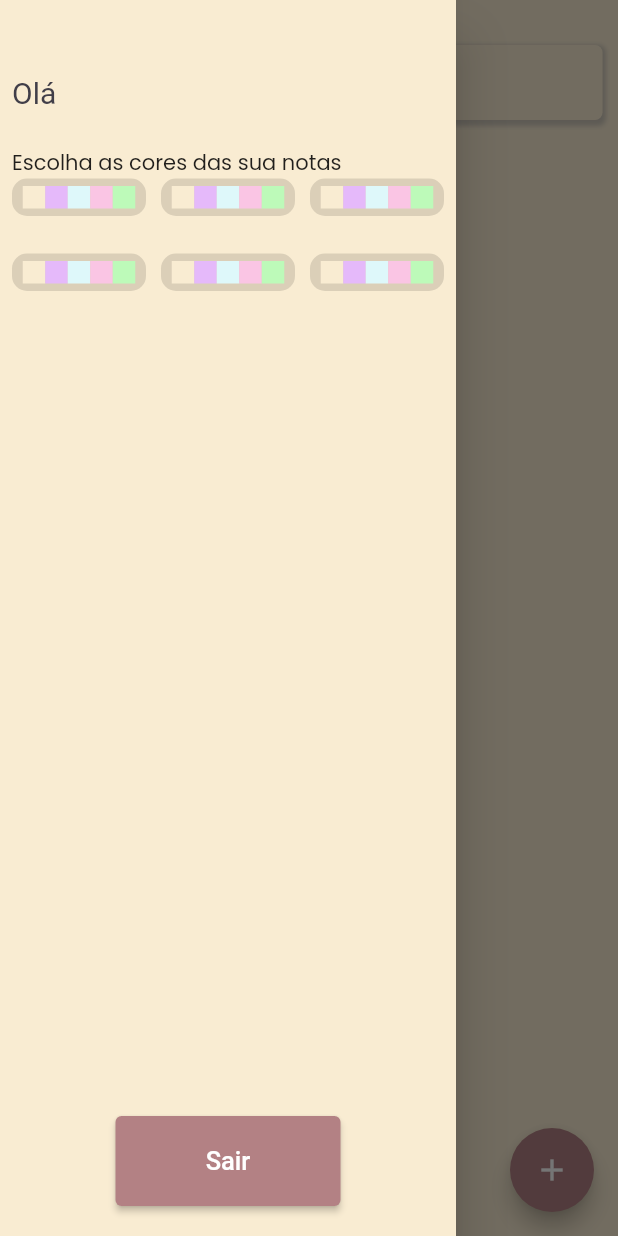
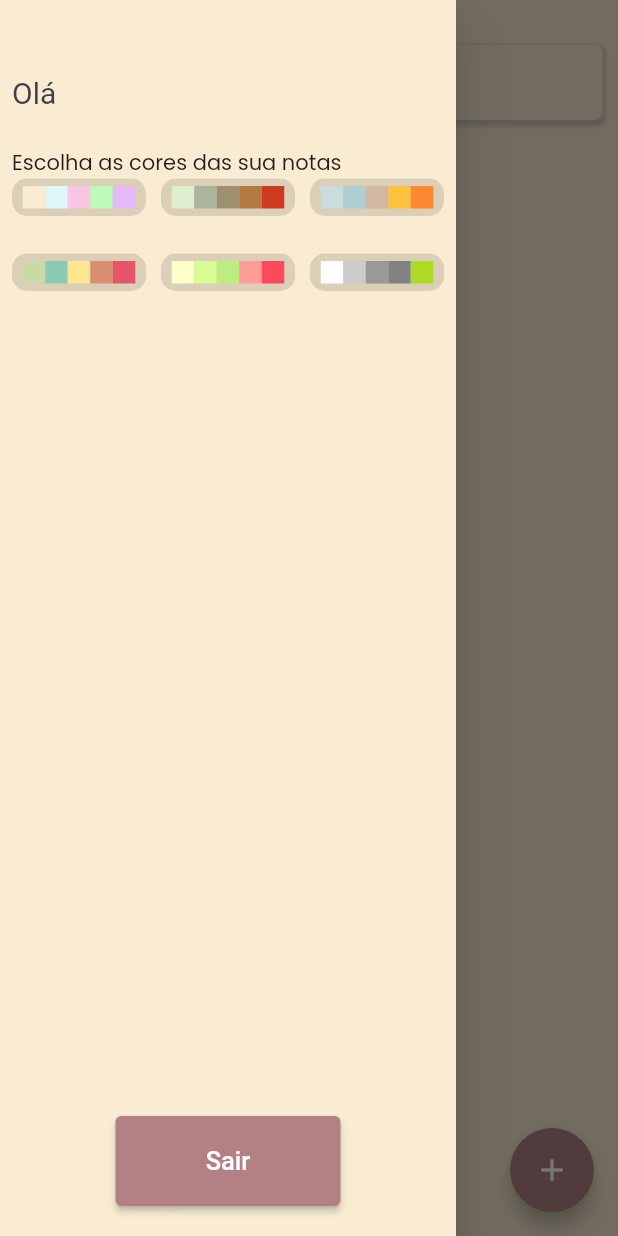
Before and after one commit to JSavioFreire/notes_login, a Flutter app: the screen it shows once a user with an empty profile is signed in, after a tap on the "menu" icon, on a phone screen of 412 x 824 dp. Run offline on Flutter 3.47's test engine with Material 2 defaults, Android fonts, the phone set to English and light mode, and no system bars; our stand-ins replace cloud_firestore, firebase_auth, firebase_core, google_fonts; missing offline and left inert: flutter_statusbarcolor_ns; accounts and stored records are empty.

Commit message:
change style color

```diff
--- a/lib/components/drawer/my_drawer.dart
+++ b/lib/components/drawer/my_drawer.dart
@@ -2,7 +2,7 @@ import 'package:flutter/material.dart';
 import 'package:notes_login/components/drawer/widget/hello_name.dart';
 import 'package:notes_login/components/drawer/widget/logout_button.dart';
 import 'package:notes_login/components/drawer/widget/switch_color.dart';
-import 'package:notes_login/provider/auth/auth_provider.dart';
+import 'package:notes_login/provider/color/change_style_color_provider.dart';
 import 'package:notes_login/theme/theme_colors.dart';
 import 'package:provider/provider.dart';
 
@@ -11,8 +11,11 @@ class MyDrawer extends Drawer {
 
   @override
   Widget build(BuildContext context) {
+    ChangeStyleColorProvider colorProvider =
+        Provider.of<ChangeStyleColorProvider>(context);
     return Drawer(
-        backgroundColor: ThemeColors.color2Light,
+        backgroundColor: ThemeColors.allCardColors[
+            colorProvider.stylePostItColor[colorProvider.styleColor]]![0],
         child: Padding(
           padding: const EdgeInsets.fromLTRB(8, 50, 8, 20),
           child: Column(
--- a/lib/components/drawer/widget/switch_color.dart
+++ b/lib/components/drawer/widget/switch_color.dart
@@ -26,7 +26,9 @@ class SwitchColor extends StatelessWidget {
                   mainAxisSpacing: 25,
                   crossAxisSpacing: 10),
               itemCount: ThemeColors.allCardColors.length,
-              itemBuilder: (context, index) => Container(
+              itemBuilder: (context, index) => InkWell(
+                onTap: () => provider.changeColor(index),
+                child: Ink(
                   padding: const EdgeInsets.all(5),
                   decoration: BoxDecoration(
                       color: Colors.black12,
@@ -38,9 +40,10 @@ class SwitchColor extends StatelessWidget {
                         Container(
                           width: 15,
                           color: ThemeColors
-                            .allCardColors[provider.stylePostItColor[provider.styleColor]]![i],
+                              .allCardColors[provider.stylePostItColor[index]]![i],
                         )
                     ],
+                  ),
                 ),
               ),
             ),
--- a/lib/components/header/header.dart
+++ b/lib/components/header/header.dart
@@ -1,11 +1,15 @@
 import 'package:flutter/material.dart';
+import 'package:notes_login/provider/color/change_style_color_provider.dart';
 import 'package:notes_login/theme/theme_colors.dart';
+import 'package:provider/provider.dart';
 
 class MyHeader extends StatelessWidget {
   const MyHeader({super.key});
 
   @override
   Widget build(BuildContext context) {
+    ChangeStyleColorProvider colorProvider =
+        Provider.of<ChangeStyleColorProvider>(context);
     final search = TextEditingController();
 
     return Padding(
@@ -16,7 +20,8 @@ class MyHeader extends StatelessWidget {
           height: 50,
           decoration: BoxDecoration(
             borderRadius: BorderRadius.circular(5),
-            color: ThemeColors.color2Light,
+            color: ThemeColors.allCardColors[
+                colorProvider.stylePostItColor[colorProvider.styleColor]]![0],
             boxShadow: [
               BoxShadow(
                   color: Colors.grey.withOpacity(0.5),
--- a/lib/main.dart
+++ b/lib/main.dart
@@ -23,7 +23,7 @@ void main() async {
       ChangeNotifierProvider(create: (context) => AuthProvider()),
       ChangeNotifierProvider(create: (context) => FunctionsProvider()),
       ChangeNotifierProvider(create: (context) => DataBaseProvider(context: context)),
-      ChangeNotifierProvider(create: (context) => ChangeStyleColorProvider())
+      ChangeNotifierProvider(create: (context) => ChangeStyleColorProvider(context: context))
 
     ],
     child: const MyApp(),
--- /dev/null
+++ b/lib/model/user_info.dart
@@ -0,0 +1,12 @@
+class UserInfoModel {
+  int styleColor;
+  UserInfoModel({required this.styleColor});
+
+  UserInfoModel.fromMap(Map<String, dynamic> map)
+      : styleColor = map["styleColor"]
+  ;
+
+  Map<String, dynamic> toMap() {
+    return {"styleColor": styleColor};
+  }
+}
--- a/lib/provider/color/change_style_color_provider.dart
+++ b/lib/provider/color/change_style_color_provider.dart
@@ -1,13 +1,41 @@
+import 'package:cloud_firestore/cloud_firestore.dart';
 import 'package:flutter/material.dart';
+import 'package:notes_login/model/user_info.dart';
+import 'package:notes_login/provider/auth/auth_provider.dart';
+import 'package:provider/provider.dart';
 
 class ChangeStyleColorProvider extends ChangeNotifier {
+  BuildContext context;
+  ChangeStyleColorProvider({required this.context});
+
+  late AuthProvider authProvider =
+      Provider.of<AuthProvider>(context, listen: false);
+  FirebaseFirestore db = FirebaseFirestore.instance;
+
   int styleColor = 0;
   List<String> stylePostItColor = [
     'initial',
-    'light',
-    'dark',
+    'red',
+    'orange',
     'eletric',
     'strong',
     'amazing'
   ];
+
+  void changeColor(int newColor) {
+    styleColor = newColor;
+    UserInfoModel userInfo =
+        UserInfoModel(styleColor: styleColor);
+    db
+        .collection(authProvider.users!.uid)
+        .doc('UserInfo')
+        .set(userInfo.toMap());
+  }
+
+  void fromDb() async {
+    DocumentSnapshot<Map<String, dynamic>> snapshot =
+        await db.collection(authProvider.users!.uid).doc('UserInfo').get();
+    styleColor = snapshot['styleColor'];
+    notifyListeners();
+  }
 }
--- a/lib/screens/home/home_screen.dart
+++ b/lib/screens/home/home_screen.dart
@@ -2,6 +2,7 @@ import 'package:flutter/material.dart';
 import 'package:notes_login/components/drawer/my_drawer.dart';
 import 'package:notes_login/components/floating_action_button/my_fab.dart';
 import 'package:notes_login/components/header/header.dart';
+import 'package:notes_login/provider/color/change_style_color_provider.dart';
 import 'package:notes_login/provider/db/db_provider.dart';
 import 'package:notes_login/screens/home/widget/each_notes.dart';
 import 'package:notes_login/theme/theme_colors.dart';
@@ -13,9 +14,12 @@ class HomeScreen extends StatelessWidget {
   @override
   Widget build(BuildContext context) {
     DataBaseProvider dbProvider = Provider.of<DataBaseProvider>(context);
+    ChangeStyleColorProvider colorProvider =
+        Provider.of<ChangeStyleColorProvider>(context);
     dbProvider.fromDb();
+    colorProvider.fromDb();
     return Scaffold(
-      backgroundColor: ThemeColors.color2Light,
+      backgroundColor: ThemeColors.allCardColors[colorProvider.stylePostItColor[colorProvider.styleColor]]![0],
       drawer: const MyDrawer(),
       floatingActionButton: const MyFAB(),
       body: Column(
--- a/lib/theme/theme_colors.dart
+++ b/lib/theme/theme_colors.dart
@@ -3,7 +3,6 @@ import 'package:flutter/material.dart';
 class ThemeColors {
   static const Color color1 = Color.fromRGBO(179, 129, 132, 1);
   static const Color color2 = Color.fromRGBO(247, 228, 190, 1);
-  static const Color color2Light = Color.fromRGBO(249, 236, 210, 1);
   static const Color color2Opacity = Color.fromRGBO(247, 228, 190, 0.4);
   static const Color color3 = Color.fromRGBO(240, 180, 158, 1);
   static const Color color3Opacity = Color.fromRGBO(240, 180, 158, 0.4);
@@ -13,21 +12,45 @@ class ThemeColors {
   static Map<String, List> allCardColors = {
     'initial': [
       const Color.fromRGBO(249, 236, 210, 1),
-      const Color.fromRGBO(229, 185, 250, 1),
       const Color.fromRGBO(222, 248, 250, 1),
       const Color.fromRGBO(250, 197, 228, 1),
-      const Color.fromRGBO(189, 250, 185, 1)
+      const Color.fromRGBO(189, 250, 185, 1),
+      const Color.fromRGBO(229, 185, 250, 1),
     ],
-    'light': [
-      const Color.fromRGBO(145, 56, 0, 1),
-      const Color.fromRGBO(22, 15, 50, 1),
-      const Color.fromRGBO(222, 248, 50, 1),
-      const Color.fromRGBO(250, 17, 228, 1),
-      const Color.fromRGBO(19, 250, 185, 1)
+    'red': [
+      const Color.fromRGBO(225, 237, 209, 1),
+      const Color.fromRGBO(170, 182, 155, 1),
+      const Color.fromRGBO(158, 144, 110, 1),
+      const Color.fromRGBO(180, 121, 65, 1),
+      const Color.fromRGBO(207, 57, 29, 1)
     ],
-    'dark': [],
-    'eletric': [],
-    'strong': [],
-    'amazing': []
+    'orange': [
+      const Color.fromRGBO(203, 220, 223, 1),
+      const Color.fromRGBO(174, 206, 210, 1),
+      const Color.fromRGBO(209, 184, 160, 1),
+      const Color.fromRGBO(255, 193, 61, 1),
+      const Color.fromRGBO(255, 136, 48, 1)
+    ],
+    'eletric': [
+      const Color.fromRGBO(201, 218, 164, 1),
+      const Color.fromRGBO(138, 203, 181, 1),
+      const Color.fromRGBO(255, 231, 146, 1),
+      const Color.fromRGBO(218, 143, 114, 1),
+      const Color.fromRGBO(230, 84, 107, 1)
+    ],
+    'strong': [
+      const Color.fromRGBO(255, 254, 200, 1),
+      const Color.fromRGBO(216, 253, 148, 1),
+      const Color.fromRGBO(189, 237, 126, 1),
+      const Color.fromRGBO(254, 157, 151, 1),
+      const Color.fromRGBO(254, 73, 95, 1)
+    ],
+    'amazing': [
+      const Color.fromRGBO(255, 255, 255, 1),
+      const Color.fromRGBO(204, 204, 204, 1),
+      const Color.fromRGBO(153, 153, 153, 1),
+      const Color.fromRGBO(130, 130, 130, 1),
+      const Color.fromRGBO(171, 219, 37, 1)
+    ]
   };
 }
```
Lines whose indentation alone changed are shown as unchanged.
